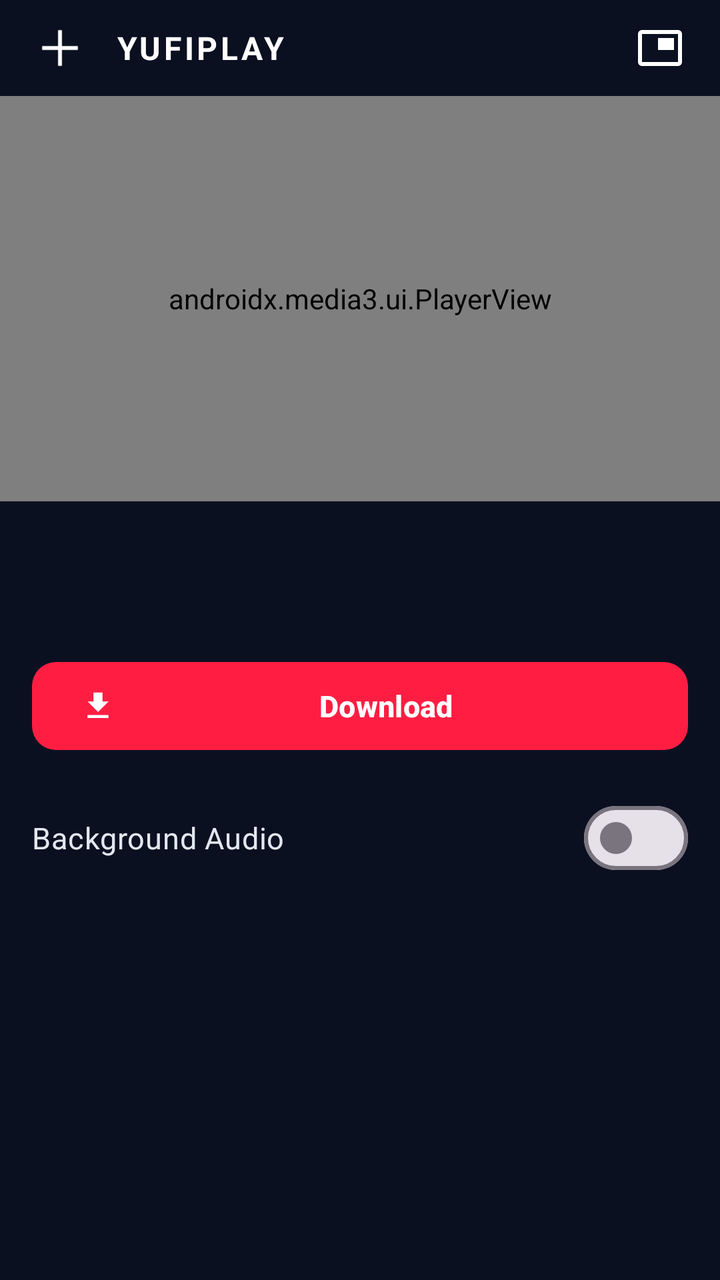
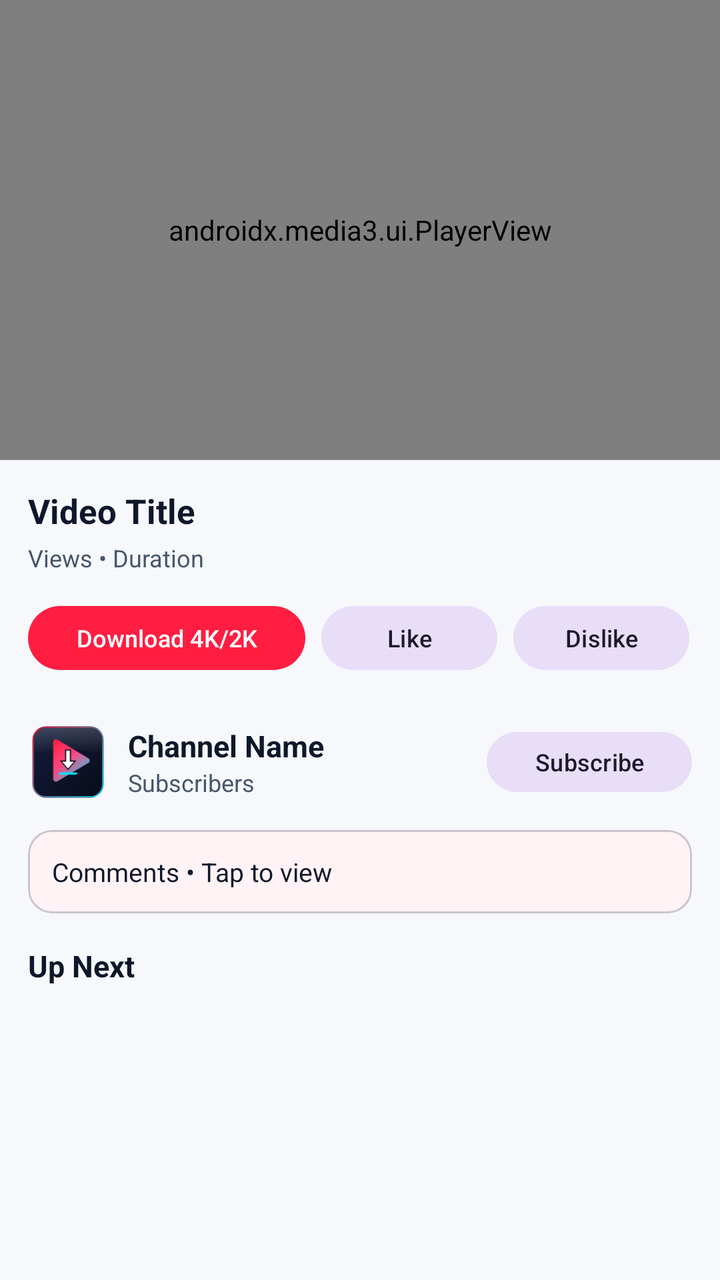

Compare the two renders of this Android layout. The source of the first and the diff that turns it into the second are given below.
<!-- AndroidManifest.xml: application theme Theme.YufiPlay -->
<!-- res/layout/activity_player.xml -->
<?xml version="1.0" encoding="utf-8"?>
<androidx.constraintlayout.widget.ConstraintLayout xmlns:android="http://schemas.android.com/apk/res/android"
    xmlns:app="http://schemas.android.com/apk/res-auto"
    android:layout_width="match_parent"
    android:layout_height="match_parent"
    android:background="@color/yufi_navy">

    <LinearLayout
        android:id="@+id/toolbarPlayer"
        android:layout_width="0dp"
        android:layout_height="48dp"
        android:gravity="center_vertical"
        android:orientation="horizontal"
        android:paddingHorizontal="10dp"
        app:layout_constraintEnd_toEndOf="parent"
        app:layout_constraintStart_toStartOf="parent"
        app:layout_constraintTop_toTopOf="parent">

        <ImageButton
            android:id="@+id/btnBackPlayer"
            android:layout_width="40dp"
            android:layout_height="40dp"
            android:background="?attr/selectableItemBackgroundBorderless"
            android:contentDescription="@string/clear"
            android:rotation="45"
            android:src="@drawable/ic_clear"
            app:tint="#FFFFFF" />

        <TextView
            android:layout_width="0dp"
            android:layout_height="wrap_content"
            android:layout_marginStart="8dp"
            android:layout_weight="1"
            android:letterSpacing="0.1"
            android:text="@string/brand_uppercase"
            android:textColor="#FFFFFF"
            android:textSize="16sp"
            android:textStyle="bold" />

        <ImageButton
            android:id="@+id/btnPip"
            android:layout_width="40dp"
            android:layout_height="40dp"
            android:background="?attr/selectableItemBackgroundBorderless"
            android:contentDescription="@string/pip_mode"
            android:src="@drawable/ic_pip" />
    </LinearLayout>

    <androidx.media3.ui.PlayerView
        android:id="@+id/playerView"
        android:layout_width="0dp"
        android:layout_height="0dp"
        app:layout_constraintDimensionRatio="16:9"
        app:layout_constraintEnd_toEndOf="parent"
        app:layout_constraintStart_toStartOf="parent"
        app:layout_constraintTop_toBottomOf="@id/toolbarPlayer"
        app:resize_mode="fit"
        app:show_buffering="when_playing" />

    <ProgressBar
        android:id="@+id/progressPlayerLoading"
        android:layout_width="42dp"
        android:layout_height="42dp"
        app:layout_constraintBottom_toBottomOf="@id/playerView"
        app:layout_constraintEnd_toEndOf="@id/playerView"
        app:layout_constraintStart_toStartOf="@id/playerView"
        app:layout_constraintTop_toTopOf="@id/playerView" />

    <LinearLayout
        android:id="@+id/layoutPlayerControls"
        android:layout_width="0dp"
        android:layout_height="0dp"
        android:orientation="vertical"
        android:padding="16dp"
        app:layout_constraintBottom_toBottomOf="parent"
        app:layout_constraintEnd_toEndOf="parent"
        app:layout_constraintStart_toStartOf="parent"
        app:layout_constraintTop_toBottomOf="@id/playerView">

        <TextView
            android:id="@+id/tvPlayerTitle"
            android:layout_width="match_parent"
            android:layout_height="wrap_content"
            android:maxLines="2"
            android:textColor="#FFFFFF"
            android:textSize="17sp"
            android:textStyle="bold" />

        <TextView
            android:id="@+id/tvPlayerChannel"
            android:layout_width="match_parent"
            android:layout_height="wrap_content"
            android:layout_marginTop="4dp"
            android:textColor="#94A3B8"
            android:textSize="13sp" />

        <com.google.android.material.button.MaterialButton
            android:id="@+id/btnDownloadVideo"
            android:layout_width="match_parent"
            android:layout_height="52dp"
            android:layout_marginTop="16dp"
            android:text="@string/download"
            android:textSize="15sp"
            android:textStyle="bold"
            app:backgroundTint="@color/yufi_crimson"
            app:cornerRadius="12dp"
            app:icon="@drawable/ic_download"
            app:iconTint="#FFFFFF" />

        <com.google.android.material.materialswitch.MaterialSwitch
            android:id="@+id/switchBackgroundAudio"
            android:layout_width="match_parent"
            android:layout_height="wrap_content"
            android:layout_marginTop="16dp"
            android:text="@string/background_audio"
            android:textColor="#E2E8F0"
            android:textSize="15sp" />

    </LinearLayout>

</androidx.constraintlayout.widget.ConstraintLayout>
<!-- resources referenced by this layout -->
<resources>
  <color name="yufi_crimson">#FF1E42</color>
  <color name="yufi_navy">#0B1021</color>
  <!-- drawable ic_clear (drawable) -->
  <vector xmlns:android="http://schemas.android.com/apk/res/android"
      android:width="24dp" android:height="24dp" android:viewportWidth="24" android:viewportHeight="24">
      <path android:fillColor="?attr/colorOnSurfaceVariant"
          android:pathData="M19,6.41L17.59,5 12,10.59 6.41,5 5,6.41 10.59,12 5,17.59 6.41,19 12,13.41 17.59,19 19,17.59 13.41,12z" />
  </vector>
  <!-- drawable ic_download (drawable) -->
  <vector xmlns:android="http://schemas.android.com/apk/res/android"
      android:width="24dp" android:height="24dp" android:viewportWidth="24" android:viewportHeight="24">
      <path android:fillColor="?attr/colorOnSurface"
          android:pathData="M5,20h14v-2H5v2zM19,9h-4V3H9v6H5l7,7 7,-7z" />
  </vector>
  <!-- drawable ic_pip (drawable) -->
  <vector xmlns:android="http://schemas.android.com/apk/res/android"
      android:width="24dp" android:height="24dp" android:viewportWidth="24" android:viewportHeight="24">
      <path android:fillColor="#FFFFFF"
          android:pathData="M19,7h-8v6h8V7zm2,-4H3C1.9,3 1,3.9 1,5v14c0,1.1 0.9,2 2,2h18c1.1,0 2,-0.9 2,-2V5c0,-1.1 -0.9,-2 -2,-2zm0,16H3V5h18v14z" />
  </vector>
  <string name="background_audio">Background Audio</string>
  <string name="brand_uppercase">YUFIPLAY</string>
  <string name="clear">Clear</string>
  <string name="download">Download</string>
  <string name="pip_mode">PiP Mode</string>
  <style name="Theme.YufiPlay" parent="Theme.Material3.DayNight.NoActionBar">
          <item name="colorPrimary">@color/yufi_crimson</item>
          <item name="colorOnPrimary">#FFFFFF</item>
          <item name="colorSecondary">@color/yufi_cyan</item>
          <item name="colorOnSecondary">@color/yufi_navy</item>
          <item name="android:colorBackground">@color/yufi_light_bg</item>
          <item name="colorSurface">@color/yufi_light_surface</item>
          <item name="colorOnSurface">@color/yufi_text_primary_light</item>
          <item name="colorOnSurfaceVariant">@color/yufi_text_secondary_light</item>
          <item name="android:statusBarColor">@color/yufi_navy</item>
          <item name="android:navigationBarColor">@color/yufi_light_surface</item>
      </style>
  <color name="yufi_cyan">#00E5FF</color>
  <color name="yufi_light_bg">#F6F8FC</color>
  <color name="yufi_light_surface">#FFFFFF</color>
  <color name="yufi_text_primary_light">#0F172A</color>
  <color name="yufi_text_secondary_light">#475569</color>
</resources>

<!-- the commit's change to res/layout/activity_player.xml (unified diff, before → after) -->
@@ -1,121 +1,214 @@
 <?xml version="1.0" encoding="utf-8"?>
-<androidx.constraintlayout.widget.ConstraintLayout xmlns:android="http://schemas.android.com/apk/res/android"
+<LinearLayout xmlns:android="http://schemas.android.com/apk/res/android"
     xmlns:app="http://schemas.android.com/apk/res-auto"
     android:layout_width="match_parent"
     android:layout_height="match_parent"
-    android:background="@color/yufi_navy">
-
-    <LinearLayout
-        android:id="@+id/toolbarPlayer"
-        android:layout_width="0dp"
-        android:layout_height="48dp"
-        android:gravity="center_vertical"
-        android:orientation="horizontal"
-        android:paddingHorizontal="10dp"
-        app:layout_constraintEnd_toEndOf="parent"
-        app:layout_constraintStart_toStartOf="parent"
-        app:layout_constraintTop_toTopOf="parent">
-
-        <ImageButton
-            android:id="@+id/btnBackPlayer"
-            android:layout_width="40dp"
-            android:layout_height="40dp"
-            android:background="?attr/selectableItemBackgroundBorderless"
-            android:contentDescription="@string/clear"
-            android:rotation="45"
-            android:src="@drawable/ic_clear"
-            app:tint="#FFFFFF" />
-
-        <TextView
-            android:layout_width="0dp"
-            android:layout_height="wrap_content"
-            android:layout_marginStart="8dp"
-            android:layout_weight="1"
-            android:letterSpacing="0.1"
-            android:text="@string/brand_uppercase"
-            android:textColor="#FFFFFF"
-            android:textSize="16sp"
-            android:textStyle="bold" />
-
-        <ImageButton
-            android:id="@+id/btnPip"
-            android:layout_width="40dp"
-            android:layout_height="40dp"
-            android:background="?attr/selectableItemBackgroundBorderless"
-            android:contentDescription="@string/pip_mode"
-            android:src="@drawable/ic_pip" />
-    </LinearLayout>
-
-    <androidx.media3.ui.PlayerView
-        android:id="@+id/playerView"
-        android:layout_width="0dp"
+    android:background="?android:attr/colorBackground"
+    android:orientation="vertical">
+
+    
+    <FrameLayout
+        android:layout_width="match_parent"
+        android:layout_height="230dp"
+        android:background="#000000">
+
+        <androidx.media3.ui.PlayerView
+            android:id="@+id/playerView"
+            android:layout_width="match_parent"
+            android:layout_height="match_parent"
+            app:resize_mode="fit"
+            app:show_buffering="never"
+            app:use_controller="true" />
+
+        <ProgressBar
+            android:id="@+id/progressPlayer"
+            android:layout_width="42dp"
+            android:layout_height="42dp"
+            android:layout_gravity="center"
+            android:visibility="visible" />
+    </FrameLayout>
+
+    
+    <androidx.core.widget.NestedScrollView
+        android:id="@+id/scrollVideoDetails"
+        android:layout_width="match_parent"
         android:layout_height="0dp"
-        app:layout_constraintDimensionRatio="16:9"
-        app:layout_constraintEnd_toEndOf="parent"
-        app:layout_constraintStart_toStartOf="parent"
-        app:layout_constraintTop_toBottomOf="@id/toolbarPlayer"
-        app:resize_mode="fit"
-        app:show_buffering="when_playing" />
-
-    <ProgressBar
-        android:id="@+id/progressPlayerLoading"
-        android:layout_width="42dp"
-        android:layout_height="42dp"
-        app:layout_constraintBottom_toBottomOf="@id/playerView"
-        app:layout_constraintEnd_toEndOf="@id/playerView"
-        app:layout_constraintStart_toStartOf="@id/playerView"
-        app:layout_constraintTop_toTopOf="@id/playerView" />
-
-    <LinearLayout
-        android:id="@+id/layoutPlayerControls"
-        android:layout_width="0dp"
-        android:layout_height="0dp"
-        android:orientation="vertical"
-        android:padding="16dp"
-        app:layout_constraintBottom_toBottomOf="parent"
-        app:layout_constraintEnd_toEndOf="parent"
-        app:layout_constraintStart_toStartOf="parent"
-        app:layout_constraintTop_toBottomOf="@id/playerView">
-
-        <TextView
-            android:id="@+id/tvPlayerTitle"
+        android:layout_weight="1"
+        android:fillViewport="true">
+
+        <LinearLayout
             android:layout_width="match_parent"
             android:layout_height="wrap_content"
-            android:maxLines="2"
-            android:textColor="#FFFFFF"
-            android:textSize="17sp"
-            android:textStyle="bold" />
-
-        <TextView
-            android:id="@+id/tvPlayerChannel"
-            android:layout_width="match_parent"
-            android:layout_height="wrap_content"
-            android:layout_marginTop="4dp"
-            android:textColor="#94A3B8"
-            android:textSize="13sp" />
-
-        <com.google.android.material.button.MaterialButton
-            android:id="@+id/btnDownloadVideo"
-            android:layout_width="match_parent"
-            android:layout_height="52dp"
-            android:layout_marginTop="16dp"
-            android:text="@string/download"
-            android:textSize="15sp"
-            android:textStyle="bold"
-            app:backgroundTint="@color/yufi_crimson"
-            app:cornerRadius="12dp"
-            app:icon="@drawable/ic_download"
-            app:iconTint="#FFFFFF" />
-
-        <com.google.android.material.materialswitch.MaterialSwitch
-            android:id="@+id/switchBackgroundAudio"
-            android:layout_width="match_parent"
-            android:layout_height="wrap_content"
-            android:layout_marginTop="16dp"
-            android:text="@string/background_audio"
-            android:textColor="#E2E8F0"
-            android:textSize="15sp" />
-
-    </LinearLayout>
-
-</androidx.constraintlayout.widget.ConstraintLayout>
+            android:orientation="vertical"
+            android:padding="14dp">
+
+            <TextView
+                android:id="@+id/tvPlayerTitle"
+                android:layout_width="match_parent"
+                android:layout_height="wrap_content"
+                android:text="Video Title"
+                android:textColor="?attr/colorOnSurface"
+                android:textSize="17sp"
+                android:textStyle="bold" />
+
+            <TextView
+                android:id="@+id/tvPlayerViews"
+                android:layout_width="match_parent"
+                android:layout_height="wrap_content"
+                android:layout_marginTop="4dp"
+                android:text="Views • Duration"
+                android:textColor="?attr/colorOnSurfaceVariant"
+                android:textSize="12sp" />
+
+            
+            <HorizontalScrollView
+                android:layout_width="match_parent"
+                android:layout_height="wrap_content"
+                android:layout_marginTop="12dp"
+                android:scrollbars="none">
+
+                <LinearLayout
+                    android:layout_width="wrap_content"
+                    android:layout_height="wrap_content"
+                    android:orientation="horizontal">
+
+                    <com.google.android.material.button.MaterialButton
+                        android:id="@+id/btnDownload"
+                        style="@style/Widget.Material3.Button"
+                        android:layout_width="wrap_content"
+                        android:layout_height="40dp"
+                        android:text="Download 4K/2K"
+                        android:textAllCaps="false"
+                        android:textSize="12sp" />
+
+                    <com.google.android.material.button.MaterialButton
+                        android:id="@+id/btnLike"
+                        style="@style/Widget.Material3.Button.TonalButton"
+                        android:layout_width="wrap_content"
+                        android:layout_height="40dp"
+                        android:layout_marginStart="8dp"
+                        android:text="Like"
+                        android:textAllCaps="false"
+                        android:textSize="12sp" />
+
+                    <com.google.android.material.button.MaterialButton
+                        android:id="@+id/btnDislike"
+                        style="@style/Widget.Material3.Button.TonalButton"
+                        android:layout_width="wrap_content"
+                        android:layout_height="40dp"
+                        android:layout_marginStart="8dp"
+                        android:text="Dislike"
+                        android:textAllCaps="false"
+                        android:textSize="12sp" />
+
+                    <com.google.android.material.button.MaterialButton
+                        android:id="@+id/btnShare"
+                        style="@style/Widget.Material3.Button.TonalButton"
+                        android:layout_width="wrap_content"
+                        android:layout_height="40dp"
+                        android:layout_marginStart="8dp"
+                        android:text="Share"
+                        android:textAllCaps="false"
+                        android:textSize="12sp" />
+
+                    <com.google.android.material.button.MaterialButton
+                        android:id="@+id/btnPip"
+                        style="@style/Widget.Material3.Button.OutlinedButton"
+                        android:layout_width="wrap_content"
+                        android:layout_height="40dp"
+                        android:layout_marginStart="8dp"
+                        android:text="PiP"
+                        android:textAllCaps="false"
+                        android:textSize="12sp" />
+                </LinearLayout>
+            </HorizontalScrollView>
+
+            
+            <LinearLayout
+                android:layout_width="match_parent"
+                android:layout_height="wrap_content"
+                android:layout_marginTop="14dp"
+                android:gravity="center_vertical"
+                android:orientation="horizontal"
+                android:paddingVertical="8dp">
+
+                <ImageView
+                    android:layout_width="40dp"
+                    android:layout_height="40dp"
+                    android:contentDescription="Channel"
+                    android:src="@drawable/ic_yufiplay_logo" />
+
+                <LinearLayout
+                    android:layout_width="0dp"
+                    android:layout_height="wrap_content"
+                    android:layout_marginStart="10dp"
+                    android:layout_weight="1"
+                    android:orientation="vertical">
+
+                    <TextView
+                        android:id="@+id/tvChannelName"
+                        android:layout_width="wrap_content"
+                        android:layout_height="wrap_content"
+                        android:ellipsize="end"
+                        android:maxLines="1"
+                        android:text="Channel Name"
+                        android:textColor="?attr/colorOnSurface"
+                        android:textSize="15sp"
+                        android:textStyle="bold" />
+
+                    <TextView
+                        android:id="@+id/tvChannelSubs"
+                        android:layout_width="wrap_content"
+                        android:layout_height="wrap_content"
+                        android:text="Subscribers"
+                        android:textColor="?attr/colorOnSurfaceVariant"
+                        android:textSize="12sp" />
+                </LinearLayout>
+
+                <com.google.android.material.button.MaterialButton
+                    android:id="@+id/btnSubscribe"
+                    style="@style/Widget.Material3.Button.TonalButton"
+                    android:layout_width="wrap_content"
+                    android:layout_height="38dp"
+                    android:text="Subscribe"
+                    android:textAllCaps="false"
+                    android:textSize="12sp" />
+            </LinearLayout>
+
+            
+            <com.google.android.material.card.MaterialCardView
+                android:layout_width="match_parent"
+                android:layout_height="wrap_content"
+                android:layout_marginTop="6dp"
+                app:cardCornerRadius="12dp"
+                app:cardElevation="1dp">
+
+                <TextView
+                    android:id="@+id/tvCommentsSummary"
+                    android:layout_width="match_parent"
+                    android:layout_height="wrap_content"
+                    android:padding="12dp"
+                    android:text="Comments • Tap to view"
+                    android:textColor="?attr/colorOnSurface"
+                    android:textSize="13sp" />
+            </com.google.android.material.card.MaterialCardView>
+
+            <TextView
+                android:layout_width="match_parent"
+                android:layout_height="wrap_content"
+                android:layout_marginTop="16dp"
+                android:layout_marginBottom="8dp"
+                android:text="Up Next"
+                android:textColor="?attr/colorOnSurface"
+                android:textSize="15sp"
+                android:textStyle="bold" />
+
+            <androidx.recyclerview.widget.RecyclerView
+                android:id="@+id/rvRelatedVideos"
+                android:layout_width="match_parent"
+                android:layout_height="wrap_content"
+                android:nestedScrollingEnabled="false" />
+        </LinearLayout>
+    </androidx.core.widget.NestedScrollView>
+
+</LinearLayout>
<!-- resource entries referenced after the edit -->
@@ -1,30 +1,8 @@
 <!-- resources referenced by this layout -->
 <resources>
+  <!-- drawable ic_yufiplay_logo: vector/xml drawable (drawable, 3195 chars, omitted) -->
   <color name="yufi_crimson">#FF1E42</color>
   <color name="yufi_navy">#0B1021</color>
-  <!-- drawable ic_clear (drawable) -->
-  <vector xmlns:android="http://schemas.android.com/apk/res/android"
-      android:width="24dp" android:height="24dp" android:viewportWidth="24" android:viewportHeight="24">
-      <path android:fillColor="?attr/colorOnSurfaceVariant"
-          android:pathData="M19,6.41L17.59,5 12,10.59 6.41,5 5,6.41 10.59,12 5,17.59 6.41,19 12,13.41 17.59,19 19,17.59 13.41,12z" />
-  </vector>
-  <!-- drawable ic_download (drawable) -->
-  <vector xmlns:android="http://schemas.android.com/apk/res/android"
-      android:width="24dp" android:height="24dp" android:viewportWidth="24" android:viewportHeight="24">
-      <path android:fillColor="?attr/colorOnSurface"
-          android:pathData="M5,20h14v-2H5v2zM19,9h-4V3H9v6H5l7,7 7,-7z" />
-  </vector>
-  <!-- drawable ic_pip (drawable) -->
-  <vector xmlns:android="http://schemas.android.com/apk/res/android"
-      android:width="24dp" android:height="24dp" android:viewportWidth="24" android:viewportHeight="24">
-      <path android:fillColor="#FFFFFF"
-          android:pathData="M19,7h-8v6h8V7zm2,-4H3C1.9,3 1,3.9 1,5v14c0,1.1 0.9,2 2,2h18c1.1,0 2,-0.9 2,-2V5c0,-1.1 -0.9,-2 -2,-2zm0,16H3V5h18v14z" />
-  </vector>
-  <string name="background_audio">Background Audio</string>
-  <string name="brand_uppercase">YUFIPLAY</string>
-  <string name="clear">Clear</string>
-  <string name="download">Download</string>
-  <string name="pip_mode">PiP Mode</string>
   <style name="Theme.YufiPlay" parent="Theme.Material3.DayNight.NoActionBar">
           <item name="colorPrimary">@color/yufi_crimson</item>
           <item name="colorOnPrimary">#FFFFFF</item>
